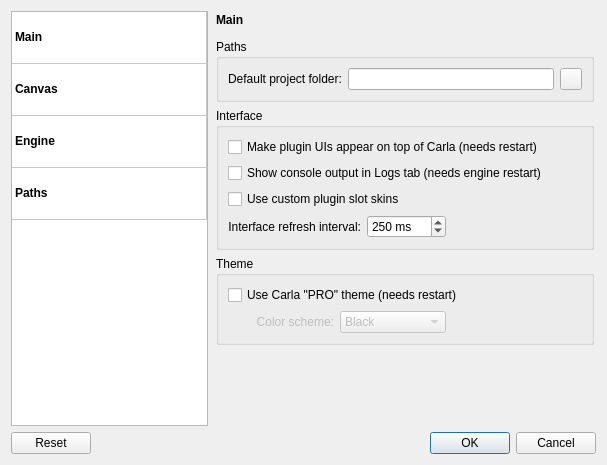
Old version of the form resources/ui/carla_settings.ui in the repository falkTX/Carla.
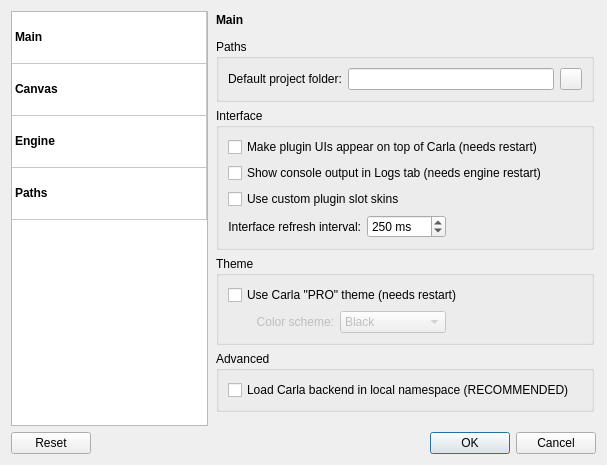
New version of the form. Icons and pictures are not drawn.

Commit message: Add UI option for load-lib-local, default true

What changed in the file:
```diff
--- a/resources/ui/carla_settings.ui
+++ b/resources/ui/carla_settings.ui
@@ -395,6 +395,22 @@
            </layout>
           </widget>
          </item>
+         <item>
+          <widget class="QGroupBox" name="group_main_advanced">
+           <property name="title">
+            <string>Advanced</string>
+           </property>
+           <layout class="QVBoxLayout" name="verticalLayout_10">
+            <item>
+             <widget class="QCheckBox" name="ch_main_load_lib_local">
+              <property name="text">
+               <string>Load Carla backend in local namespace (RECOMMENDED)</string>
+              </property>
+             </widget>
+            </item>
+           </layout>
+          </widget>
+         </item>
          <item>
           <spacer name="verticalSpacer">
            <property name="orientation">
```
The commit also changes 1 other file.
